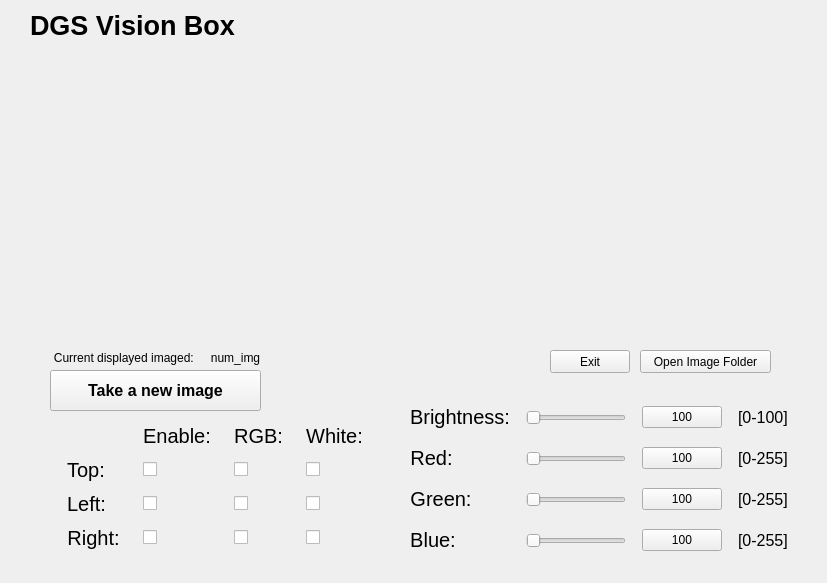
First picture: the form in form.ui, repository mblui/RaspberryFiles, before the edit.
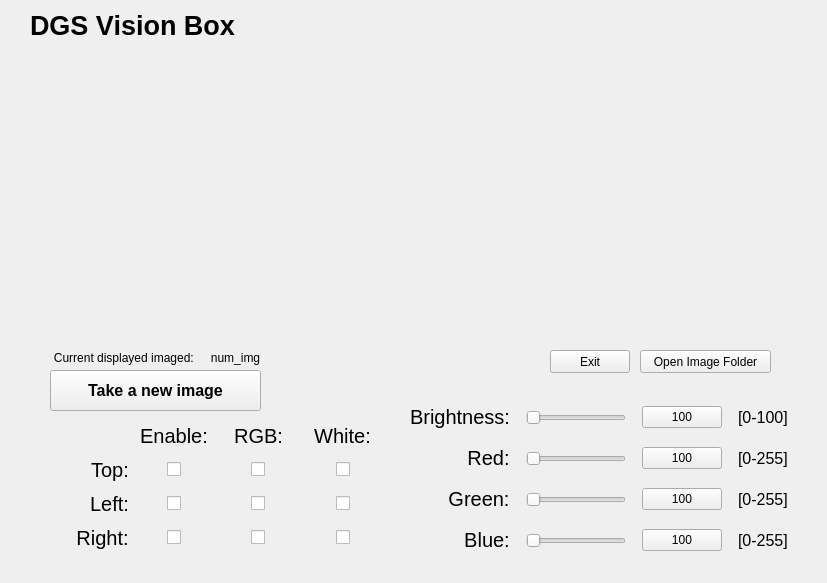
Second picture: the form after the edit. Icons and pictures are not drawn.

What changed in the file:
```diff
--- a/form.ui
+++ b/form.ui
@@ -166,7 +166,10 @@
     </rect>
    </property>
    <layout class="QGridLayout" name="gridLayout">
-    <item row="0" column="2">
+    <property name="sizeConstraint">
+     <enum>QLayout::SetDefaultConstraint</enum>
+    </property>
+    <item row="0" column="2" alignment="Qt::AlignHCenter">
      <widget class="QLabel" name="text_rgb">
       <property name="sizePolicy">
        <sizepolicy hsizetype="Fixed" vsizetype="Fixed">
@@ -190,7 +193,7 @@
       </property>
      </widget>
     </item>
-    <item row="3" column="1">
+    <item row="3" column="1" alignment="Qt::AlignHCenter">
      <widget class="QCheckBox" name="check_Right_Enable">
       <property name="sizePolicy">
        <sizepolicy hsizetype="Fixed" vsizetype="Fixed">
@@ -214,7 +217,7 @@
       </property>
      </widget>
     </item>
-    <item row="1" column="1">
+    <item row="1" column="1" alignment="Qt::AlignHCenter">
      <widget class="QCheckBox" name="check_Top_Enable">
       <property name="sizePolicy">
        <sizepolicy hsizetype="Fixed" vsizetype="Fixed">
@@ -238,7 +241,7 @@
       </property>
      </widget>
     </item>
-    <item row="3" column="3">
+    <item row="3" column="3" alignment="Qt::AlignHCenter|Qt::AlignVCenter">
      <widget class="QCheckBox" name="check_Right_White">
       <property name="sizePolicy">
        <sizepolicy hsizetype="Fixed" vsizetype="Fixed">
@@ -262,7 +265,7 @@
       </property>
      </widget>
     </item>
-    <item row="2" column="2">
+    <item row="2" column="2" alignment="Qt::AlignHCenter">
      <widget class="QCheckBox" name="check_Left_RGB">
       <property name="sizePolicy">
        <sizepolicy hsizetype="Fixed" vsizetype="Fixed">
@@ -286,7 +289,7 @@
       </property>
      </widget>
     </item>
-    <item row="0" column="3">
+    <item row="0" column="3" alignment="Qt::AlignHCenter">
      <widget class="QLabel" name="text_white">
       <property name="sizePolicy">
        <sizepolicy hsizetype="Fixed" vsizetype="Fixed">
@@ -310,7 +313,7 @@
       </property>
      </widget>
     </item>
-    <item row="0" column="1">
+    <item row="0" column="1" alignment="Qt::AlignHCenter">
      <widget class="QLabel" name="text_enable">
       <property name="sizePolicy">
        <sizepolicy hsizetype="Fixed" vsizetype="Fixed">
@@ -334,7 +337,7 @@
       </property>
      </widget>
     </item>
-    <item row="2" column="1">
+    <item row="2" column="1" alignment="Qt::AlignHCenter">
      <widget class="QCheckBox" name="check_Left_Enable">
       <property name="sizePolicy">
        <sizepolicy hsizetype="Fixed" vsizetype="Fixed">
@@ -358,7 +361,7 @@
       </property>
      </widget>
     </item>
-    <item row="1" column="2">
+    <item row="1" column="2" alignment="Qt::AlignHCenter">
      <widget class="QCheckBox" name="check_Top_RGB">
       <property name="sizePolicy">
        <sizepolicy hsizetype="Fixed" vsizetype="Fixed">
@@ -382,7 +385,7 @@
       </property>
      </widget>
     </item>
-    <item row="3" column="0">
+    <item row="3" column="0" alignment="Qt::AlignRight">
      <widget class="QLabel" name="text_right">
       <property name="sizePolicy">
        <sizepolicy hsizetype="Fixed" vsizetype="Fixed">
@@ -406,14 +409,8 @@
       </property>
      </widget>
     </item>
-    <item row="2" column="3">
+    <item row="2" column="3" alignment="Qt::AlignHCenter">
      <widget class="QCheckBox" name="check_Left_White">
-      <property name="sizePolicy">
-       <sizepolicy hsizetype="Fixed" vsizetype="Fixed">
-        <horstretch>0</horstretch>
-        <verstretch>0</verstretch>
-       </sizepolicy>
-      </property>
       <property name="minimumSize">
        <size>
         <width>0</width>
@@ -431,7 +428,7 @@
       </property>
      </widget>
     </item>
-    <item row="1" column="0">
+    <item row="1" column="0" alignment="Qt::AlignRight">
      <widget class="QLabel" name="text_top">
       <property name="sizePolicy">
        <sizepolicy hsizetype="Fixed" vsizetype="Fixed">
@@ -455,7 +452,7 @@
       </property>
      </widget>
     </item>
-    <item row="2" column="0">
+    <item row="2" column="0" alignment="Qt::AlignRight">
      <widget class="QLabel" name="text_left">
       <property name="sizePolicy">
        <sizepolicy hsizetype="Fixed" vsizetype="Fixed">
@@ -479,7 +476,7 @@
       </property>
      </widget>
     </item>
-    <item row="1" column="3">
+    <item row="1" column="3" alignment="Qt::AlignHCenter">
      <widget class="QCheckBox" name="check_Top_White">
       <property name="sizePolicy">
        <sizepolicy hsizetype="Fixed" vsizetype="Fixed">
@@ -503,7 +500,7 @@
       </property>
      </widget>
     </item>
-    <item row="3" column="2">
+    <item row="3" column="2" alignment="Qt::AlignHCenter">
      <widget class="QCheckBox" name="check_Right_RGB">
       <property name="sizePolicy">
        <sizepolicy hsizetype="Fixed" vsizetype="Fixed">
@@ -602,7 +599,7 @@
       </property>
      </widget>
     </item>
-    <item row="3" column="0">
+    <item row="3" column="0" alignment="Qt::AlignRight">
      <widget class="QLabel" name="num_img_15">
       <property name="sizePolicy">
        <sizepolicy hsizetype="Fixed" vsizetype="Fixed">
@@ -663,7 +660,7 @@
       </property>
      </widget>
     </item>
-    <item row="1" column="0">
+    <item row="1" column="0" alignment="Qt::AlignRight">
      <widget class="QLabel" name="num_img_16">
       <property name="sizePolicy">
        <sizepolicy hsizetype="Fixed" vsizetype="Fixed">
@@ -749,7 +746,7 @@
       </property>
      </widget>
     </item>
-    <item row="2" column="0">
+    <item row="2" column="0" alignment="Qt::AlignRight">
      <widget class="QLabel" name="num_img_17">
       <property name="sizePolicy">
        <sizepolicy hsizetype="Fixed" vsizetype="Fixed">
```
Left out of the diff: 6 changed lines with no effect on the pictures.
